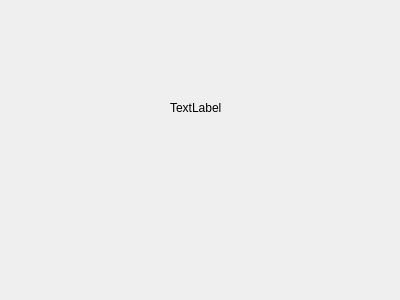
This is widget.ui in holdonbush/QT-sample-chat-application as Qt 5 draws it before an edit. The edited form follows.
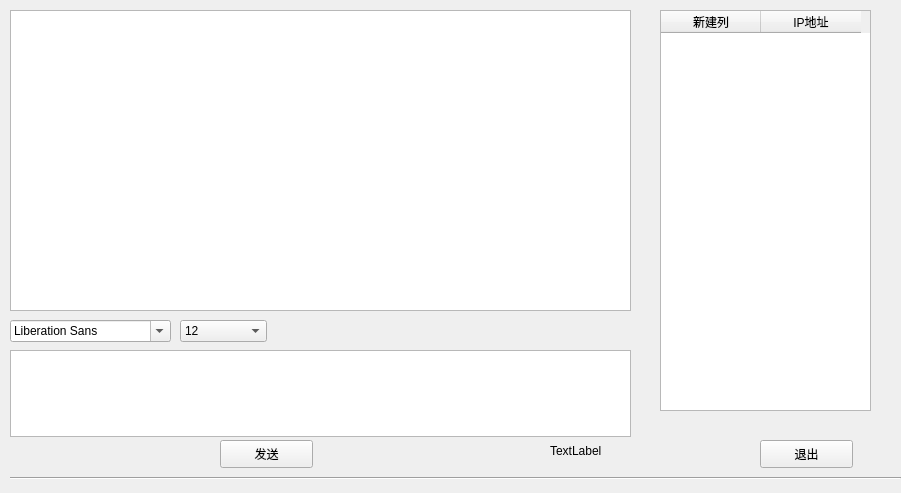
This is the edited form.

```diff
--- a/widget.ui
+++ b/widget.ui
@@ -6,26 +6,206 @@
    <rect>
     <x>0</x>
     <y>0</y>
-    <width>400</width>
-    <height>300</height>
+    <width>901</width>
+    <height>493</height>
    </rect>
   </property>
   <property name="windowTitle">
    <string>Form</string>
   </property>
-  <widget class="QLabel" name="label">
+  <widget class="QTextBrowser" name="msgBrowser">
    <property name="geometry">
     <rect>
-     <x>170</x>
-     <y>100</y>
-     <width>72</width>
-     <height>15</height>
+     <x>10</x>
+     <y>10</y>
+     <width>621</width>
+     <height>301</height>
+    </rect>
+   </property>
+  </widget>
+  <widget class="QTextEdit" name="msgTxtEdit">
+   <property name="geometry">
+    <rect>
+     <x>10</x>
+     <y>350</y>
+     <width>621</width>
+     <height>87</height>
+    </rect>
+   </property>
+  </widget>
+  <widget class="QTableWidget" name="usrTblWidget">
+   <property name="geometry">
+    <rect>
+     <x>660</x>
+     <y>10</y>
+     <width>211</width>
+     <height>401</height>
+    </rect>
+   </property>
+   <property name="selectionMode">
+    <enum>QAbstractItemView::SingleSelection</enum>
+   </property>
+   <column>
+    <property name="text">
+     <string>新建列</string>
+    </property>
+   </column>
+   <column>
+    <property name="text">
+     <string>IP地址</string>
+    </property>
+   </column>
+  </widget>
+  <widget class="QFontComboBox" name="fontCbx">
+   <property name="geometry">
+    <rect>
+     <x>10</x>
+     <y>320</y>
+     <width>161</width>
+     <height>22</height>
+    </rect>
+   </property>
+  </widget>
+  <widget class="QComboBox" name="comboBox">
+   <property name="geometry">
+    <rect>
+     <x>180</x>
+     <y>320</y>
+     <width>87</width>
+     <height>22</height>
+    </rect>
+   </property>
+   <property name="currentIndex">
+    <number>4</number>
+   </property>
+   <item>
+    <property name="text">
+     <string>8</string>
+    </property>
+   </item>
+   <item>
+    <property name="text">
+     <string>9</string>
+    </property>
+   </item>
+   <item>
+    <property name="text">
+     <string>10</string>
+    </property>
+   </item>
+   <item>
+    <property name="text">
+     <string>11</string>
+    </property>
+   </item>
+   <item>
+    <property name="text">
+     <string>12</string>
+    </property>
+   </item>
+   <item>
+    <property name="text">
+     <string>13</string>
+    </property>
+   </item>
+   <item>
+    <property name="text">
+     <string>14</string>
+    </property>
+   </item>
+   <item>
+    <property name="text">
+     <string>15</string>
+    </property>
+   </item>
+   <item>
+    <property name="text">
+     <string>16</string>
+    </property>
+   </item>
+   <item>
+    <property name="text">
+     <string>17</string>
+    </property>
+   </item>
+   <item>
+    <property name="text">
+     <string>18</string>
+    </property>
+   </item>
+   <item>
+    <property name="text">
+     <string>19</string>
+    </property>
+   </item>
+   <item>
+    <property name="text">
+     <string>20</string>
+    </property>
+   </item>
+   <item>
+    <property name="text">
+     <string>21</string>
+    </property>
+   </item>
+   <item>
+    <property name="text">
+     <string>22</string>
+    </property>
+   </item>
+  </widget>
+  <widget class="QPushButton" name="sendBtn">
+   <property name="geometry">
+    <rect>
+     <x>220</x>
+     <y>440</y>
+     <width>93</width>
+     <height>28</height>
+    </rect>
+   </property>
+   <property name="text">
+    <string>发送</string>
+   </property>
+  </widget>
+  <widget class="QLabel" name="usrNumLbl">
+   <property name="geometry">
+    <rect>
+     <x>550</x>
+     <y>440</y>
+     <width>101</width>
+     <height>21</height>
     </rect>
    </property>
    <property name="text">
     <string>TextLabel</string>
    </property>
   </widget>
+  <widget class="QPushButton" name="exitBtn">
+   <property name="geometry">
+    <rect>
+     <x>760</x>
+     <y>440</y>
+     <width>93</width>
+     <height>28</height>
+    </rect>
+   </property>
+   <property name="text">
+    <string>退出</string>
+   </property>
+  </widget>
+  <widget class="Line" name="line">
+   <property name="geometry">
+    <rect>
+     <x>10</x>
+     <y>470</y>
+     <width>891</width>
+     <height>16</height>
+    </rect>
+   </property>
+   <property name="orientation">
+    <enum>Qt::Horizontal</enum>
+   </property>
+  </widget>
  </widget>
  <resources/>
  <connections/>
```
